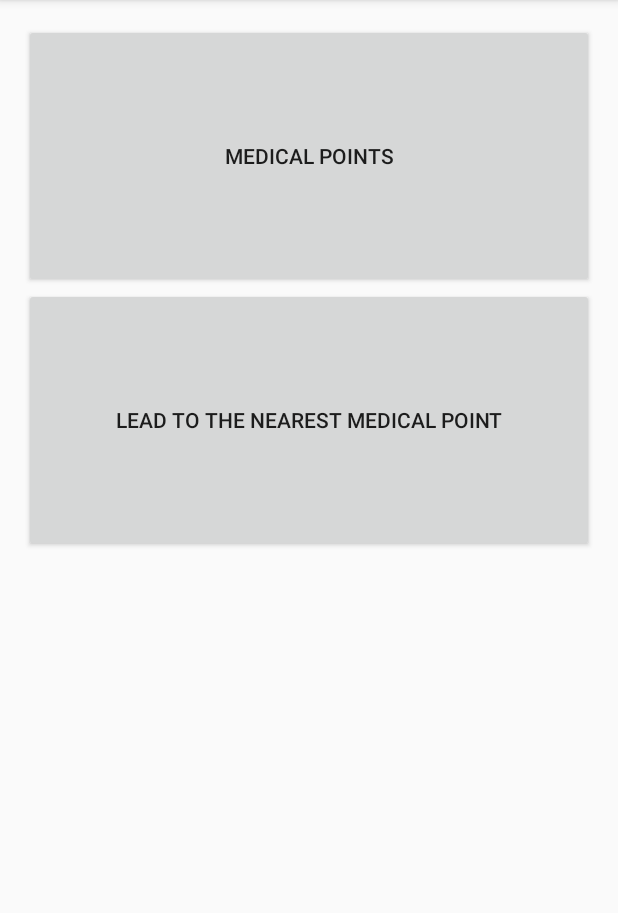
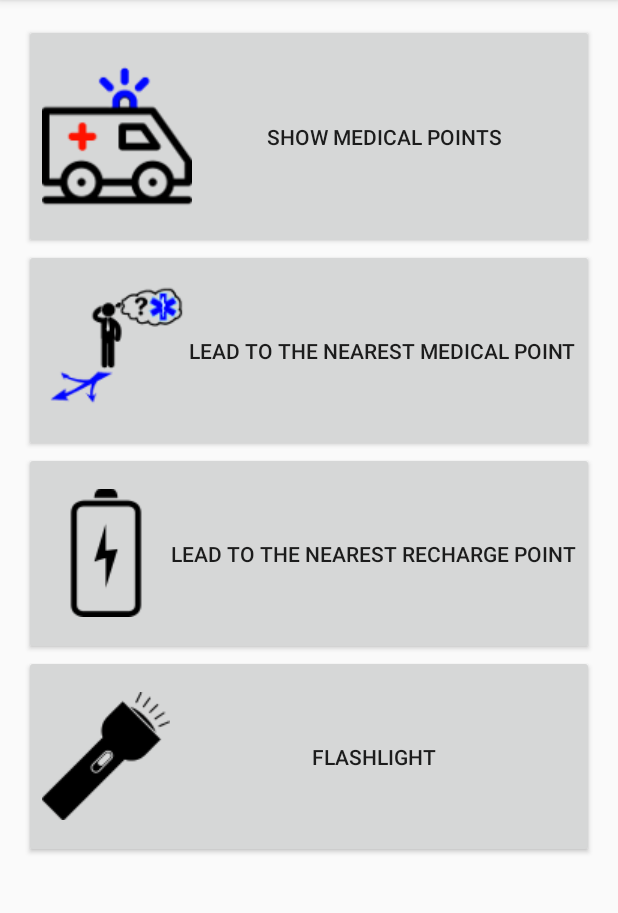
Before and after one commit to kinim/sdm, an Android app: the screen it shows after launch (MainActivity), on a phone screen of 412 x 824 dp, the part 84-997 px from its top. Run offline under Robolectric (Android 15) with nearby library versions, the phone set to English and light mode, and no system bars.

Commit message:
menu positions and icons

```diff
--- a/sdm/src/main/AndroidManifest.xml
+++ b/sdm/src/main/AndroidManifest.xml
@@ -47,10 +47,6 @@
                 android:name=".medical_points.MedicalPointsMapsActivity"
                 android:label="@string/title_activity_maps">
         </activity>
-        <activity
-                android:name=".medical_points.LeadToMedicalPointActivity"
-                android:label="@string/title_activity_lead_to_medical_point">
-        </activity>
     </application>
 
 </manifest>
--- a/sdm/src/main/java/pl/hackatheon/sdm/MainActivity.java
+++ b/sdm/src/main/java/pl/hackatheon/sdm/MainActivity.java
@@ -101,4 +101,12 @@ public class MainActivity extends AppCompatActivity {
         intent.addFlags(Intent.FLAG_ACTIVITY_NO_HISTORY);
         startActivity(intent);
     }
+
+    public void startLeadToBatteryActivity(View view) {
+
+    }
+
+    public void startFlashLightActivity(View view) {
+
+    }
 }
--- a/sdm/src/main/res/layout/activity_main.xml
+++ b/sdm/src/main/res/layout/activity_main.xml
@@ -14,7 +14,7 @@
             android:layout_width="fill_parent"
             android:layout_height="fill_parent"
             android:stretchColumns="*"
-            android:weightSum="5">
+            android:weightSum="10">
         <TableRow
                 android:id="@+id/tableRow1"
                 android:layout_width="wrap_content"
@@ -23,6 +23,7 @@
             <Button
                     android:layout_width="wrap_content"
                     android:layout_height="fill_parent"
+                    android:drawableLeft="@drawable/ambulance"
                     android:text="@string/med_points"
                     android:onClick="startMapActivity"/>
         </TableRow>
@@ -33,8 +34,32 @@
             <Button
                     android:layout_width="wrap_content"
                     android:layout_height="fill_parent"
+                    android:drawableLeft="@drawable/navi_ico2"
                     android:text="@string/lead_to_med_points"
                     android:onClick="startLeadActivity"/>
         </TableRow>
+        <TableRow
+                android:layout_width="wrap_content"
+                android:layout_height="fill_parent"
+                android:layout_weight="1">
+            <Button
+                    android:layout_width="wrap_content"
+                    android:layout_height="fill_parent"
+                    android:drawableLeft="@drawable/bateryja"
+                    android:text="@string/lead_to_battery_points"
+                    android:onClick="startLeadToBatteryActivity"/>
+        </TableRow>
+        <TableRow
+                android:layout_width="wrap_content"
+                android:layout_height="fill_parent"
+                android:layout_weight="1">
+            <Button
+                    android:layout_width="wrap_content"
+                    android:layout_height="fill_parent"
+                    android:drawableLeft="@drawable/latarka"
+                    android:text="@string/flashlight"
+                    android:onClick="startFlashLightActivity"/>
+        </TableRow>
+
     </TableLayout>
 </RelativeLayout>
--- a/sdm/src/main/res/values/strings.xml
+++ b/sdm/src/main/res/values/strings.xml
@@ -2,7 +2,8 @@
     <string name="app_name">WYD\'16 Assistant</string>
     <string name="action_settings">Settings</string>
     <string name="title_activity_maps">Map</string>
-    <string name="med_points">Medical points</string>
+    <string name="med_points">Show medical points</string>
     <string name="lead_to_med_points">Lead to the nearest medical point</string>
-    <string name="title_activity_lead_to_medical_point">LeadToMedicalPoint</string>
+    <string name="lead_to_battery_points">Lead to the nearest recharge point</string>
+    <string name="flashlight">Flashlight</string>
 </resources>
```
Also changed, not shown: sdm/src/main/res/drawable/ambulance.png (added), sdm/src/main/res/drawable/bateryja.png (added), sdm/src/main/res/drawable/hackatheon_logo.jpg (added), sdm/src/main/res/drawable/latarka.png (added), sdm/src/main/res/drawable/navi_ico2.png (added).
